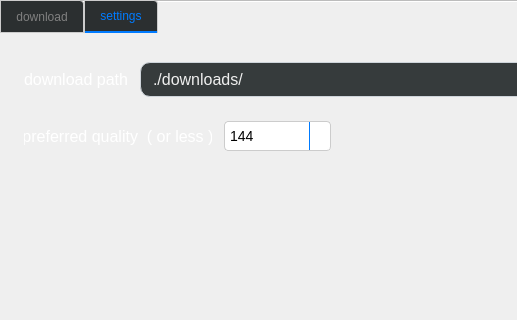
Old version of the form p1.ui in the repository abderrahmane-blk/youtube-downloader; both pictures show x 0 to 517 and y 0 to 320 of the 800 by 600 pixel window.
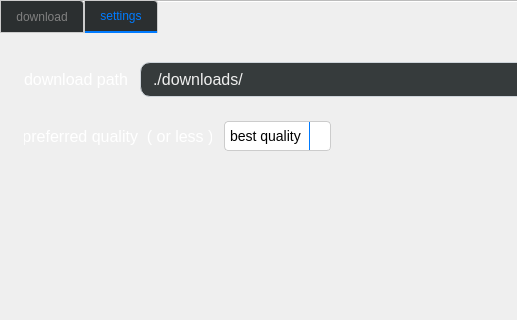
New version of the form. The open tabs and pages were chosen to show the change. Icons and pictures are not drawn.

```diff
--- a/p1.ui
+++ b/p1.ui
@@ -807,6 +807,16 @@
 }
 </string>
                   </property>
+                  <item>
+                   <property name="text">
+                    <string>best quality</string>
+                   </property>
+                  </item>
+                  <item>
+                   <property name="text">
+                    <string>audio only</string>
+                   </property>
+                  </item>
                   <item>
                    <property name="text">
                     <string>144</string>
```
Left out of the diff: 24 changed lines with no effect on the pictures.
